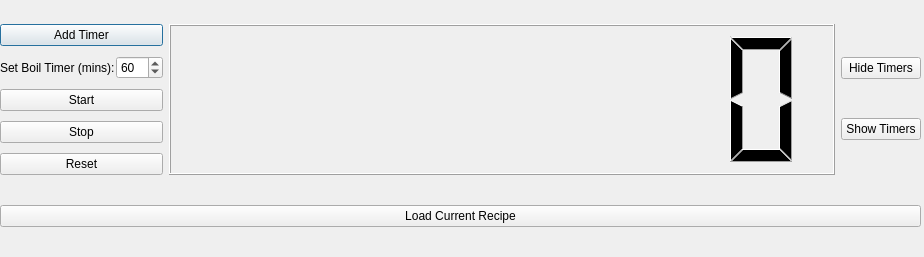
Qt form ui/timerListDialog.ui (Brewtarget/brewtarget) before a commit.
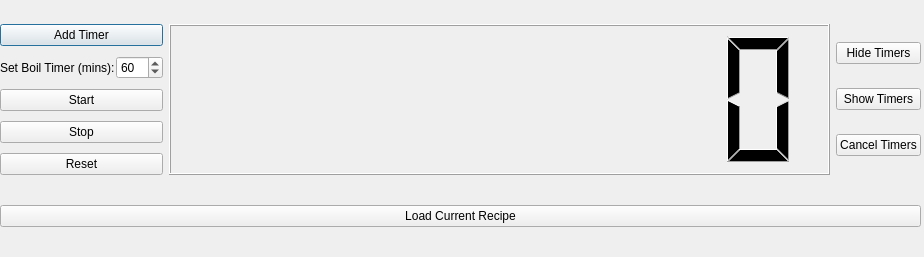
The same form after that commit.

Commit message: Added cancel timer buttons. Fixed the positioning of new timers. Added hop amounts to notes.

```diff
--- a/ui/timerListDialog.ui
+++ b/ui/timerListDialog.ui
@@ -10,13 +10,25 @@
     <height>257</height>
    </rect>
   </property>
+  <property name="minimumSize">
+   <size>
+    <width>924</width>
+    <height>257</height>
+   </size>
+  </property>
+  <property name="maximumSize">
+   <size>
+    <width>924</width>
+    <height>257</height>
+   </size>
+  </property>
   <property name="mouseTracking">
    <bool>false</bool>
   </property>
   <property name="windowTitle">
    <string>Main Boil Timer</string>
   </property>
-  <widget class="QWidget" name="">
+  <widget class="QWidget" name="layoutWidget">
    <property name="geometry">
     <rect>
      <x>0</x>
@@ -165,6 +177,13 @@
           </property>
          </widget>
         </item>
+        <item>
+         <widget class="QPushButton" name="cancelButton">
+          <property name="text">
+           <string>Cancel Timers</string>
+          </property>
+         </widget>
+        </item>
        </layout>
       </item>
      </layout>
```
The commit also changes 5 other files.
